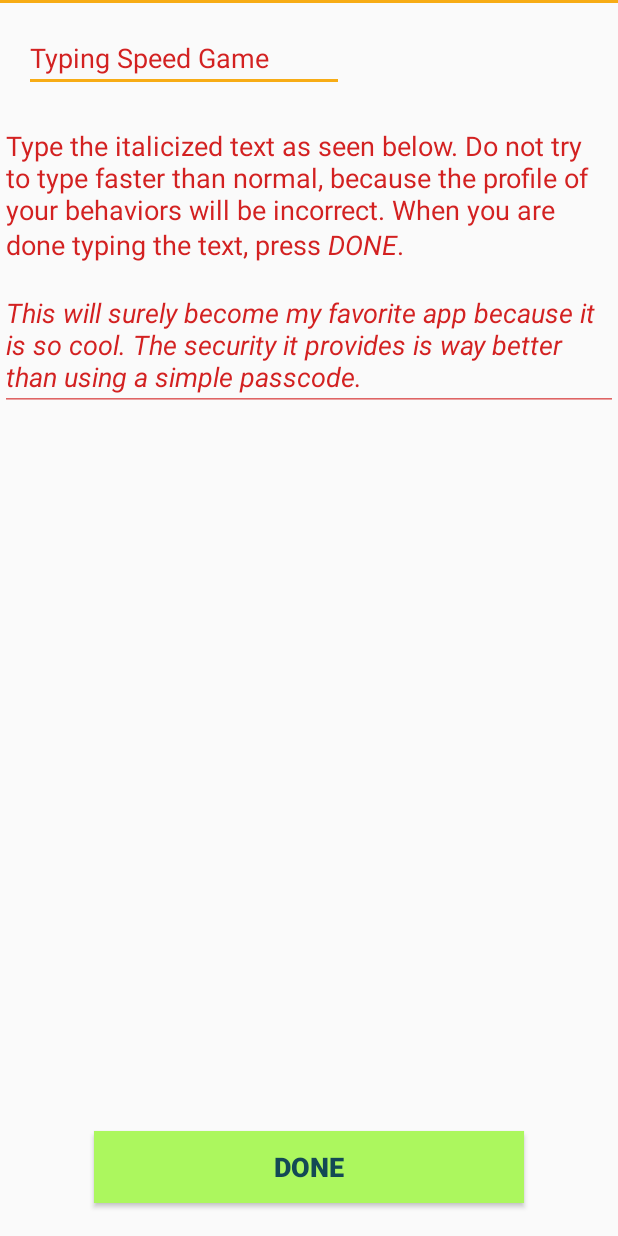
After one commit to djone110/Client, an Android app: the layout typing_game.xml on its own in the app's theme, with its tools: preview values and no code run, on a phone screen of 412 x 824 dp. The commit adds this screen. Run offline under Robolectric (Android 15) with nearby library versions, the phone set to English and light mode, and no system bars.

```diff
--- /dev/null
+++ b/app/src/main/res/layout/typing_game.xml
@@ -0,0 +1,50 @@
+<?xml version="1.0" encoding="utf-8"?>
+<RelativeLayout xmlns:android="http://schemas.android.com/apk/res/android"
+    xmlns:tools="http://schemas.android.com/tools"
+    android:layout_width="match_parent" android:layout_height="match_parent"
+    android:background="?android:attr/actionModeSplitBackground">
+
+
+    <Button
+        android:background="@color/buttonColor"
+        android:text="DONE"
+        android:layout_weight="0.50"
+        android:id="@+id/done_typing_game"
+        android:elevation="17dp"
+        android:layout_width="wrap_content"
+        android:layout_gravity="center_vertical|center_horizontal"
+        android:layout_height="wrap_content"
+        android:textStyle="normal|bold"
+        android:textAlignment="center"
+        android:layout_marginLeft="5dp"
+        android:layout_marginRight="5dp"
+        android:layout_marginBottom="22dp"
+        android:textColor="@color/colorPrimaryDark"
+        android:textSize="18sp"
+        android:paddingLeft="120dp"
+        android:paddingRight="120dp"
+        android:layout_alignParentBottom="true"
+        android:layout_centerHorizontal="true" />
+
+    <EditText
+        android:layout_width="wrap_content"
+        android:layout_height="wrap_content"
+        android:inputType="textPersonName"
+        android:text="@string/typing_speed_title"
+        android:ems="10"
+        android:layout_marginStart="16dp"
+        android:layout_marginTop="16dp"
+        android:id="@+id/editText5"
+        android:layout_alignParentTop="true"
+        android:layout_alignParentStart="true" />
+
+    <AutoCompleteTextView
+        android:text="@string/typing_speed_instr"
+        android:layout_width="wrap_content"
+        android:layout_height="wrap_content"
+        android:id="@+id/autoCompleteTextView"
+        android:gravity="clip_vertical"
+        android:layout_below="@+id/editText5"
+        android:layout_alignParentStart="true"
+        android:layout_marginTop="13dp" />
+</RelativeLayout>
--- /dev/null
+++ b/app/src/main/res/values-v14/styles.xml
@@ -0,0 +1,11 @@
+<?xml version="1.0" encoding="utf-8"?>
+<resources>
+
+        <style name="AppTheme" parent="Theme.AppCompat.Light.DarkActionBar">
+                <!-- Customize your theme here. -->
+                <item name="colorPrimary">@color/colorPrimary</item>
+                <item name="colorPrimaryDark">@color/colorPrimaryDark</item>
+                <item name="colorAccent">@color/colorAccent</item>
+                <item name="android:colorForeground">@android:color/holo_red_dark</item>
+        </style>
+</resources>
--- a/app/src/main/res/values/colors.xml
+++ b/app/src/main/res/values/colors.xml
@@ -1,6 +1,12 @@
 <?xml version="1.0" encoding="utf-8"?>
 <resources>
-    <color name="colorPrimary">#3F51B5</color>
-    <color name="colorPrimaryDark">#303F9F</color>
-    <color name="colorAccent">#FF4081</color>
+    <color name="colorPrimary">#236e95</color>
+    <color name="colorPrimaryDark">#134955</color>
+    <color name="colorAccent">#f7ac15</color>
+    <color name="buttonColor">#acf75e</color>
+
+
+    <color name="black_overlay">#66000000</color>
+    <color name="primary_dark_material_light">#000000</color>
+    <color name="background_material_light">#ffffff</color>
 </resources>
--- a/app/src/main/res/values/strings.xml
+++ b/app/src/main/res/values/strings.xml
@@ -2,6 +2,10 @@
     <string name="app_name">Client</string>
     <string name="type_speedo">typeSpeedo</string>
     <string name="sybtype_en_US">subtype_en_US</string>
+    <string name="game_intro_title">Could we get to know you a little better?</string>
+    <string name="game_intro_idea">This short <i>game</i> (~1 minute) let's us learn a little bit more about you so we can better secure your device. Indicate below whether you would like to play the game or not, but keep in mind there is no way to come back to this screen, for security reasons.</string>
     <string name="mainActivityText">Type using our custom keyboard anywhere on the phone. You may need to enable the keyboard in Settings. When you\'re done, come back here and press the Send Data to Server button to send your typing data to a server that runs locally on your computer (http://localhost:5000). To delete all history of your typing patterns and start fresh, press the Clear Data button.</string>
     <string name="notImplementedYet">Not implemented yet</string>
+    <string name="typing_speed_title">Typing Speed Game</string>
+    <string name="typing_speed_instr">Type the italicized text as seen below. Do not try to type faster than normal, because the profile of your behaviors will be incorrect. When you are done typing the text, press <i>DONE</i>.\n\n<i>This will surely become my favorite app because it is so cool. The security it provides is way better than using a simple passcode.</i></string>
 </resources>
```
Also changed, not shown: app/build.gradle (+6 -5 lines), app/src/main/AndroidManifest.xml (+7 -1 lines), app/src/main/java/com/teamawesome/game/game_results.java (added, +8 -0 lines), app/src/main/java/com/teamawesome/game/intro_page_game.java (added, +49 -0 lines), app/src/main/java/com/teamawesome/game/typing_game.java (added, +39 -0 lines), app/src/main/res/values-v21/styles.xml (added, +16 -0 lines), app/src/main/res/values/attrs.xml (added, +12 -0 lines), app/src/main/res/values/styles.xml (+13 -0 lines).
